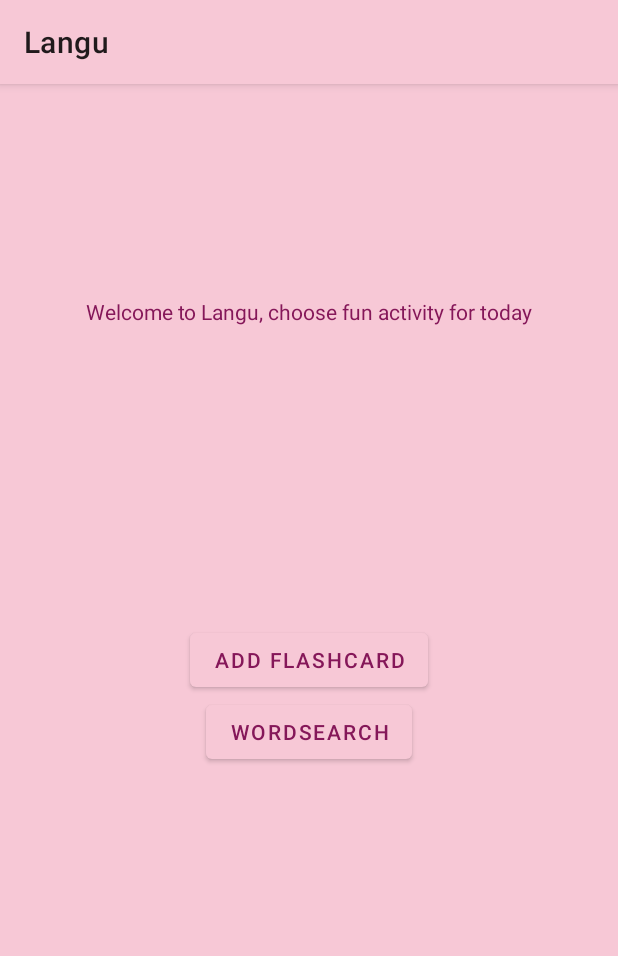
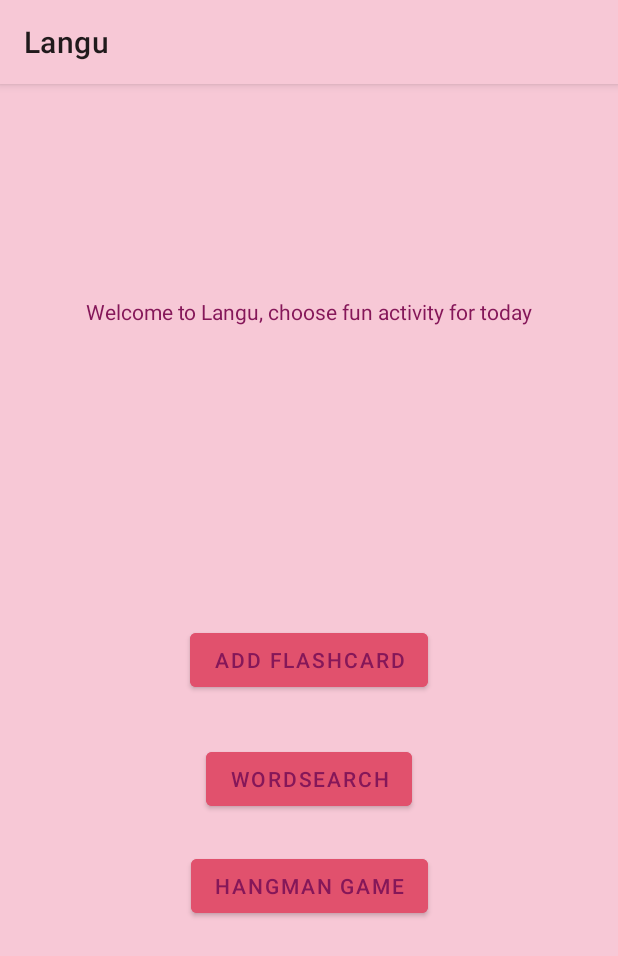
Before and after one commit to Masioki/Langu, an Android app: the screen it shows after launch (MainActivity), on a phone screen of 412 x 824 dp. Shown: the top 956 px of the screen. Run offline under Robolectric (Android 15) with nearby library versions, the phone set to English and light mode, and no system bars; our stand-ins replace Room's generated code.

```diff
--- a/app/src/main/AndroidManifest.xml
+++ b/app/src/main/AndroidManifest.xml
@@ -9,8 +9,9 @@
         android:roundIcon="@mipmap/ic_launcher_round"
         android:supportsRtl="true"
         android:theme="@style/Theme.Langu">
+        <activity android:name=".activities.game.hangman.HangmanActivity" />
         <activity android:name=".WordSearchActivity" />
-        <activity android:name=".AddFlashcard"></activity>
+        <activity android:name=".AddFlashcard"/>
         <activity
             android:name=".MainActivity"
             android:exported="true">
--- a/app/src/main/java/pwr/mobilne/langu/MainActivity.kt
+++ b/app/src/main/java/pwr/mobilne/langu/MainActivity.kt
@@ -16,6 +16,7 @@ import pwr.mobilne.langu.data.WordEntity
 import pwr.mobilne.langu.data.WordViewModel
 import pwr.mobilne.langu.databinding.ActivityMainBinding
 import androidx.lifecycle.Observer
+import pwr.mobilne.langu.activities.game.hangman.HangmanActivity
 import java.util.*
 
 
@@ -84,18 +85,11 @@ class MainActivity : AppCompatActivity() {
 
     }
 
-    /*override fun onActivityResult(requestCode: Int, resultCode: Int, intentData: Intent?) {
-        if(resultCode == 111) {
-            super.onActivityResult(requestCode, resultCode, intentData)
-            val category = intentData?.getStringExtra("category")
-            val german = intentData?.getStringExtra("german")
-            val native = intentData?.getStringExtra("native")
-            if(german != null && native != null && category != null) {
-                val word = WordEntity(0, german, native, Locale.GERMAN, category)
-                uvm.addWord(word)
-            }
-            Log.println(Log.ERROR, "words", uvm.readAllData.toString() + "zduhugggghj")
-        }
-        Log.println(Log.ERROR, "words", uvm.readAllData.toString() + "szdkhgfzk")
-    }*/
+    fun playHangman(view: View){
+        val intent = Intent(this, HangmanActivity::class.java)
+        val word = WordEntity(0, "Juni", "June", Locale.GERMAN, "calendar")
+        intent.putExtra("word", word)
+        startActivity(intent)
+    }
+
 }
--- a/app/src/main/res/layout/activity_main.xml
+++ b/app/src/main/res/layout/activity_main.xml
@@ -8,28 +8,44 @@
 
 
     <Button
-        android:id="@+id/button"
-        android:layout_width="wrap_content"
-        android:layout_height="wrap_content"
-        android:text="WordSearch"
-        android:textColor="@color/theme_purple"
-        app:layout_constraintBottom_toBottomOf="parent"
-        app:layout_constraintEnd_toEndOf="parent"
-        app:layout_constraintStart_toStartOf="parent"
-        app:layout_constraintTop_toBottomOf="@+id/buttonAdd"
-        app:layout_constraintVertical_bias="0.0" />
-
-    <Button
         android:id="@+id/buttonAdd"
         android:layout_width="wrap_content"
         android:layout_height="wrap_content"
         android:text="Add flashcard"
         android:onClick="addFlashcard"
         android:textColor="@color/theme_purple"
+        android:backgroundTint="@color/theme_red_light"
         app:layout_constraintBottom_toBottomOf="parent"
         app:layout_constraintEnd_toEndOf="parent"
         app:layout_constraintStart_toStartOf="parent"
         app:layout_constraintTop_toTopOf="parent" />
+    <Button
+        android:id="@+id/button"
+        android:layout_width="wrap_content"
+        android:layout_height="wrap_content"
+        android:text="WordSearch"
+        android:textColor="@color/theme_purple"
+        android:backgroundTint="@color/theme_red_light"
+        app:layout_constraintBottom_toBottomOf="parent"
+        app:layout_constraintEnd_toEndOf="parent"
+        app:layout_constraintStart_toStartOf="parent"
+        app:layout_constraintTop_toBottomOf="@+id/buttonAdd"
+        app:layout_constraintVertical_bias="0.1" />
+
+
+    <Button
+        android:id="@+id/buttonHangman"
+        android:layout_width="wrap_content"
+        android:layout_height="wrap_content"
+        android:text="Hangman game"
+        android:onClick="playHangman"
+        android:backgroundTint="@color/theme_red_light"
+        android:textColor="@color/theme_purple"
+        app:layout_constraintBottom_toBottomOf="parent"
+        app:layout_constraintEnd_toEndOf="parent"
+        app:layout_constraintStart_toStartOf="parent"
+        app:layout_constraintTop_toBottomOf="@+id/button"
+        app:layout_constraintVertical_bias="0.1"/>
 
     <TextView
         android:id="@+id/textView"
```
Also changed, not shown: app/src/main/java/pwr/mobilne/langu/AddFlashcard.kt (+0 -22 lines).
